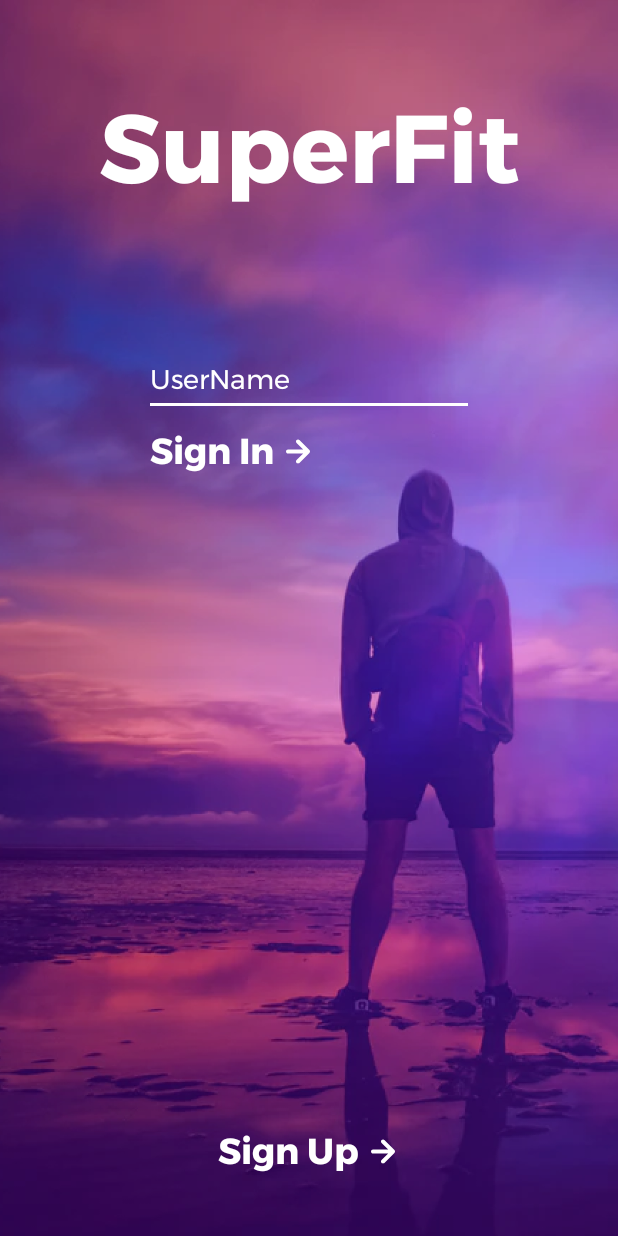
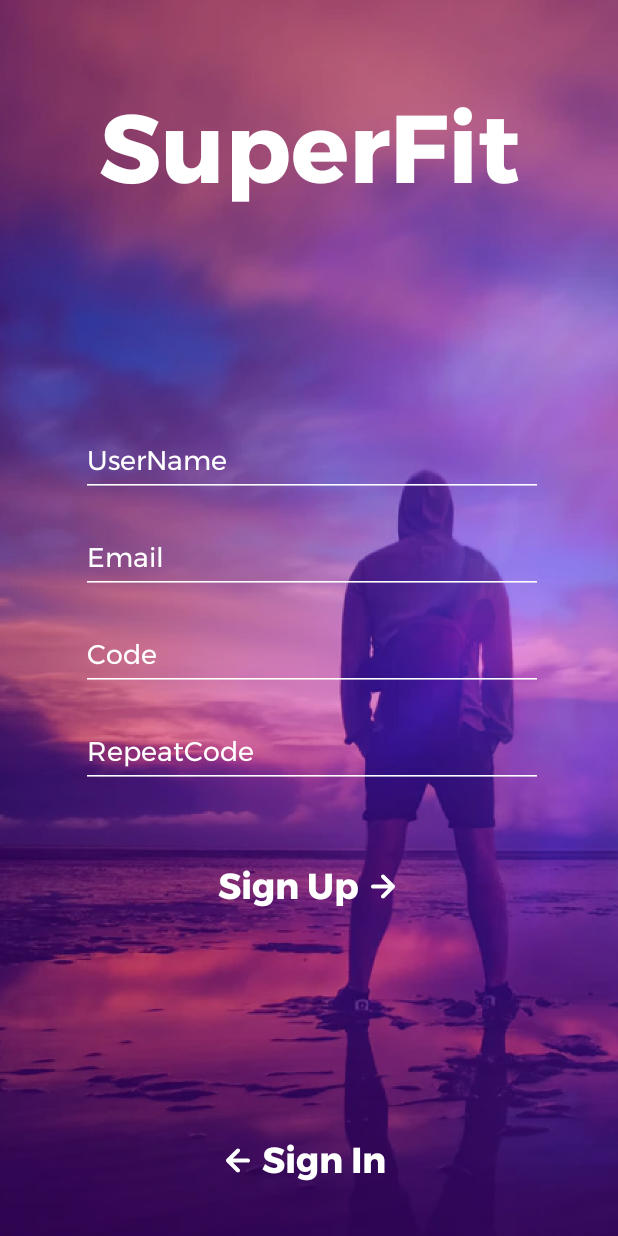
Before and after one commit to NastyaStirlex/SuperFit, an Android app: the screen it shows after launch (MainActivity), after a tap on "Sign Up", on a phone screen of 412 x 824 dp. Run offline under Robolectric (Android 15) with nearby library versions, the phone set to English and light mode, and no system bars; our stand-ins replace Dagger/Hilt's generated code, navigation-ui; 4 statements that could not run were skipped.

Commit message:
:bug: navigation
fix navigation to sign up

```diff
--- a/app/src/main/java/com/nastirlex/superfit/presentation/sign_in_password/SignInPasswordFragment.kt
+++ b/app/src/main/java/com/nastirlex/superfit/presentation/sign_in_password/SignInPasswordFragment.kt
@@ -16,7 +16,7 @@ import dagger.hilt.android.AndroidEntryPoint
 @AndroidEntryPoint
 class SignInPasswordFragment : Fragment() {
     private lateinit var binding: FragmentSignInPasswordBinding
-    //private val args: SignInPasswordFragmentArgs by navArgs()
+    private val args: SignInPasswordFragmentArgs by navArgs()
 
     override fun onCreateView(
         inflater: LayoutInflater, container: ViewGroup?,
@@ -37,14 +37,14 @@ class SignInPasswordFragment : Fragment() {
     }
 
     private fun setupUsername() {
-        //binding.usernameTextView.text = args.username
+        binding.usernameTextView.text = args.username
     }
 
     private fun setupOnBackButtonClick() {
         binding.backImageButton.setOnClickListener {
             //Navigation.findNavController(requireActivity(), R.id.activity_main_nav_host).navigateUp()
 
-            findNavController().navigate(R.id.action_signInPasswordFragment_to_signInFragment)
+            findNavController().navigate(R.id.signInFragment)
         }
     }
 
--- a/app/src/main/java/com/nastirlex/superfit/presentation/signin/SignInFragment.kt
+++ b/app/src/main/java/com/nastirlex/superfit/presentation/signin/SignInFragment.kt
@@ -7,7 +7,6 @@ import android.view.View
 import android.view.ViewGroup
 import android.widget.Toast
 import androidx.fragment.app.viewModels
-import androidx.navigation.Navigation
 import androidx.navigation.fragment.findNavController
 import com.nastirlex.superfit.R
 import com.nastirlex.superfit.databinding.FragmentSignInBinding
@@ -61,7 +60,7 @@ class SignInFragment : Fragment() {
 
     private fun setupOnSignUpButtonClick() {
         binding.signInSignUpButton.setOnClickListener {
-            findNavController().navigate(R.id.action_signInFragment_to_signUpFragment)
+            findNavController().navigate(R.id.action_signInFragment_to_sign_up_nav_graph)
         }
     }
 
--- a/app/src/main/java/com/nastirlex/superfit/presentation/signup/SignUpFragment.kt
+++ b/app/src/main/java/com/nastirlex/superfit/presentation/signup/SignUpFragment.kt
@@ -36,7 +36,7 @@ class SignUpFragment : Fragment() {
             when (it) {
                 is SignUpState.SuccessfulSignUp -> {
                     Toast.makeText(requireContext(), "Successful sign up", Toast.LENGTH_SHORT).show()
-                    findNavController().navigate(R.id.action_signUpFragment_to_main_nav_graph)
+                    findNavController().navigate(R.id.main_nav_graph)
                 }
 
                 is SignUpState.UnsuccessfulSignUp -> {
--- a/app/src/main/res/navigation/sign_in_nav_graph.xml
+++ b/app/src/main/res/navigation/sign_in_nav_graph.xml
@@ -4,18 +4,39 @@
     xmlns:tools="http://schemas.android.com/tools"
     android:id="@+id/sign_in_nav_graph"
     app:startDestination="@id/signInFragment">
+
     <fragment
         android:id="@+id/signInFragment"
         android:name="com.nastirlex.superfit.presentation.signin.SignInFragment"
         android:label="fragment_sign_in"
         tools:layout="@layout/fragment_sign_in" >
+
         <action
             android:id="@+id/action_signInFragment_to_signInPasswordFragment"
-            app:destination="@id/signInPasswordFragment" />
+            app:destination="@id/signInPasswordFragment" >
+
+            <argument
+                android:name="username"
+                app:argType="string" />
+
+        </action>
+        <action
+            android:id="@+id/action_signInFragment_to_sign_up_nav_graph"
+            app:destination="@id/sign_up_nav_graph" />
+
     </fragment>
+
     <fragment
         android:id="@+id/signInPasswordFragment"
         android:name="com.nastirlex.superfit.presentation.sign_in_password.SignInPasswordFragment"
         android:label="fragment_sign_in_password"
-        tools:layout="@layout/fragment_sign_in_password" />
+        tools:layout="@layout/fragment_sign_in_password" >
+
+        <argument
+            android:name="username"
+            app:argType="string" />
+
+    </fragment>
+    <include app:graph="@navigation/sign_up_nav_graph" />
+
 </navigation>
```
